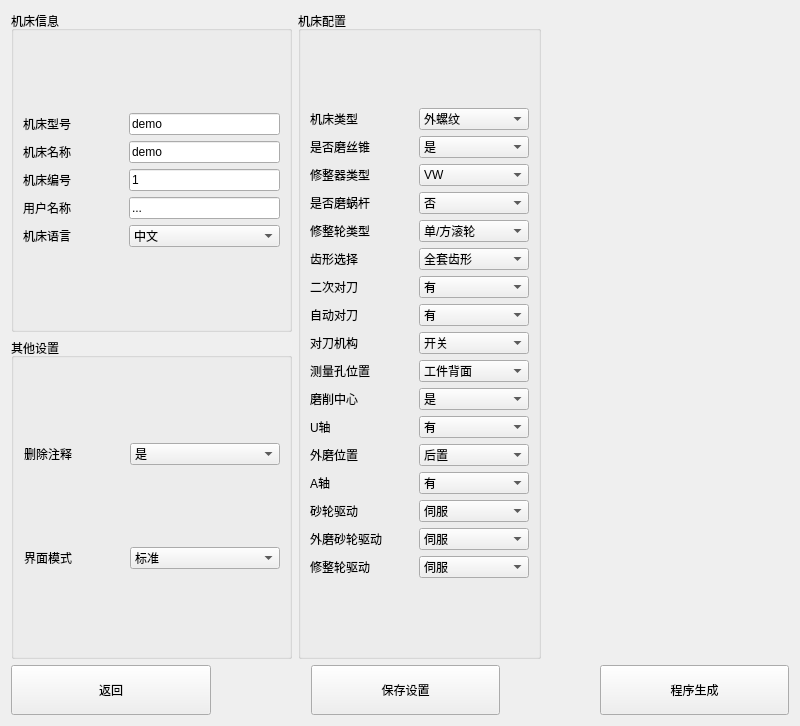
nie11kun/HorizonJuicerCreator, file creatorwindow.ui: the form before one commit.
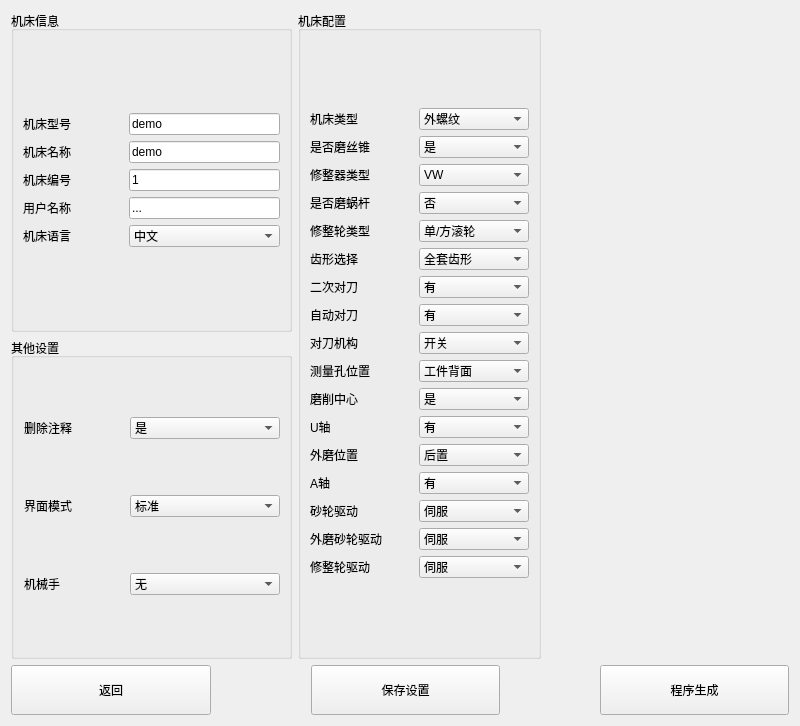
The form after the commit.

Commit message: 整合机械手部分

What changed in the file:
```diff
--- a/creatorwindow.ui
+++ b/creatorwindow.ui
@@ -232,6 +232,27 @@
             </item>
            </widget>
           </item>
+          <item row="2" column="0">
+           <widget class="QLabel" name="labelLoadingArm">
+            <property name="text">
+             <string>机械手</string>
+            </property>
+           </widget>
+          </item>
+          <item row="2" column="1">
+           <widget class="QComboBox" name="comboBoxLoadingArm">
+            <item>
+             <property name="text">
+              <string>无</string>
+             </property>
+            </item>
+            <item>
+             <property name="text">
+              <string>有</string>
+             </property>
+            </item>
+           </widget>
+          </item>
          </layout>
         </widget>
        </item>
```
Left out of the diff: 14 changed lines with no effect on the pictures. The commit also changes 3 other files.
